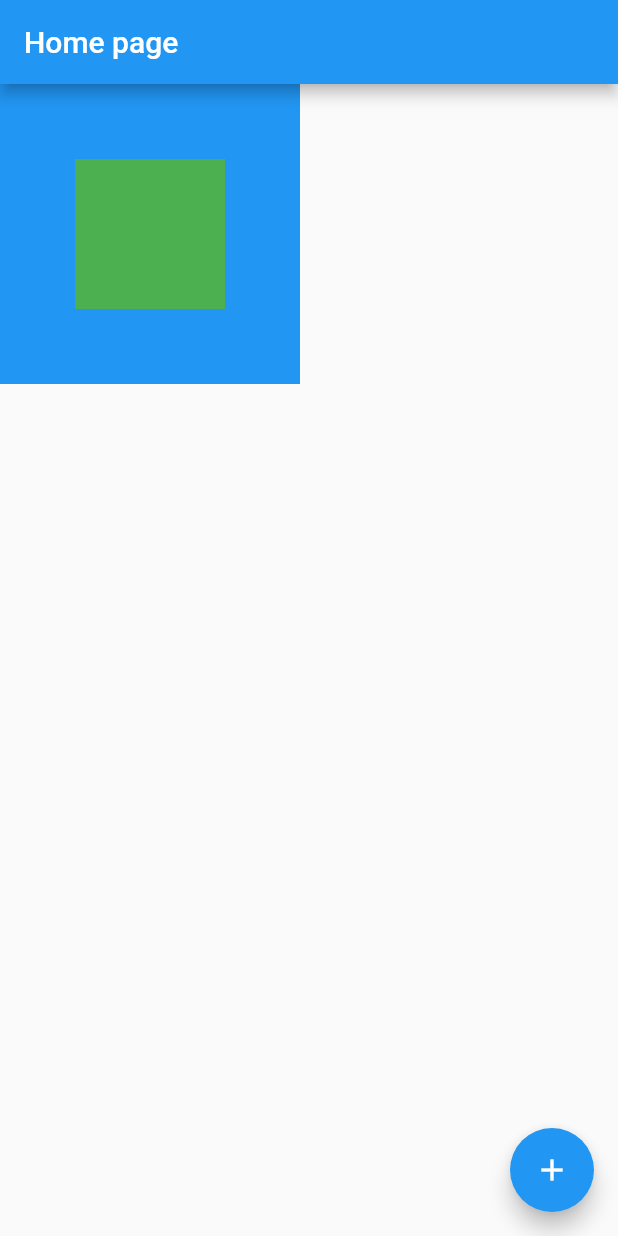
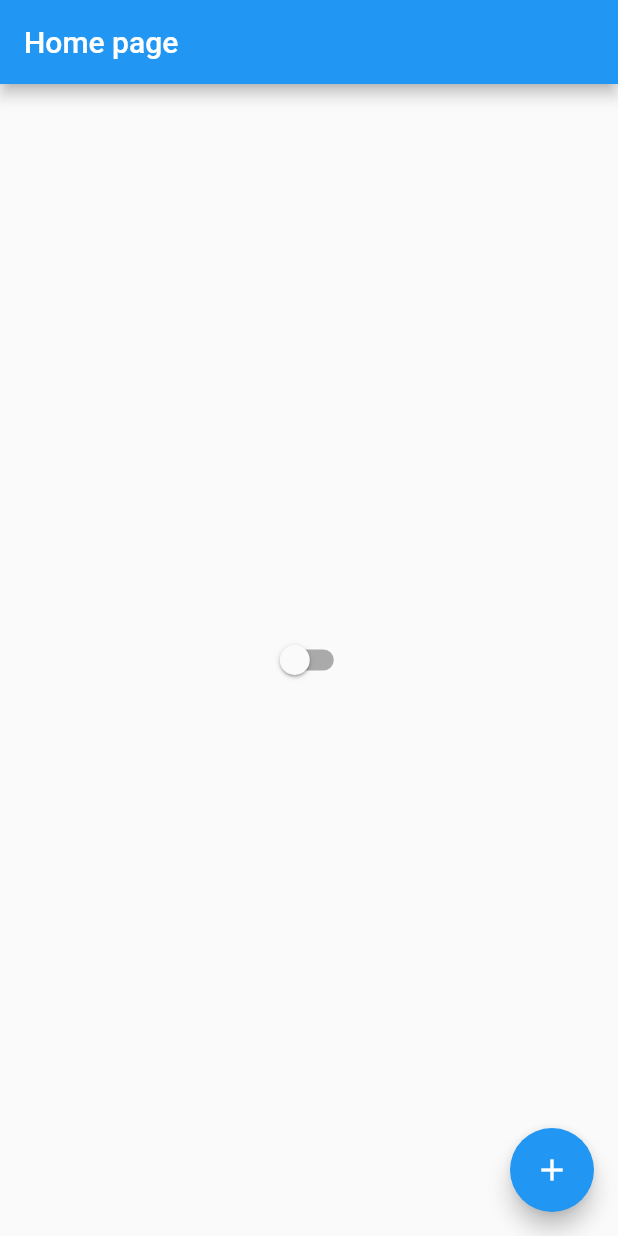
Before and after one commit to L3ozin/flutter_iniciante_aprendizado, a Flutter app: the screen it shows after launch, on a phone screen of 412 x 824 dp. Run offline on Flutter 3.47's test engine with Material 2 defaults, Android fonts, the phone set to English and light mode, and no system bars.

Commit message:
gerenciar estado

```diff
--- /dev/null
+++ b/lib/app_controller.dart
@@ -0,0 +1,12 @@
+import 'package:flutter/material.dart';
+
+class AppController extends ChangeNotifier {
+
+  static AppController instance = AppController();
+
+  bool isDartTheme = false;
+  changeTheme() {
+    isDartTheme = !isDartTheme;
+    notifyListeners();
+  }
+}
--- a/lib/app_widget.dart
+++ b/lib/app_widget.dart
@@ -1,15 +1,25 @@
 import 'package:flutter/material.dart';
+import 'package:flutter_iniciante_widgets/app_controller.dart';
 import 'package:flutter_iniciante_widgets/home_page.dart';
 
 class AppWidget extends StatelessWidget {
   const AppWidget({super.key});
 
-
   @override
   Widget build(BuildContext context) {
-    return MaterialApp(
-      theme: ThemeData(primarySwatch: Colors.blue),
-      home: const HomePage(),
+    return AnimatedBuilder(
+      animation: AppController.instance,
+      builder: (context, child) {
+        return MaterialApp(
+          theme: ThemeData(
+            primarySwatch: Colors.blue,
+            brightness: AppController.instance.isDartTheme
+                ? Brightness.dark
+                : Brightness.light,
+          ),
+          home: const HomePage(),
+        );
+      },
     );
   }
 }
--- a/lib/home_page.dart
+++ b/lib/home_page.dart
@@ -1,4 +1,5 @@
 import 'package:flutter/material.dart';
+import 'package:flutter_iniciante_widgets/app_controller.dart';
 
 class HomePage extends StatefulWidget {
   const HomePage({super.key});
@@ -18,16 +19,14 @@
       appBar: AppBar(
         title: const Text('Home page'),
       ),
-      body: Container(
-        height: 200,
-        width: 200,
-        color: Colors.blue,
-        child: Center(
-          child: Container(
-            height: 100,
-            width: 100,
-            color: Colors.green,
-          ),
+      body: Center(
+        child: Switch(
+          value: AppController.instance.isDartTheme,
+          onChanged: (value) {
+            setState(() {
+              AppController.instance.changeTheme();
+            });
+          },
         ),
       ),
       floatingActionButton: FloatingActionButton(
```
